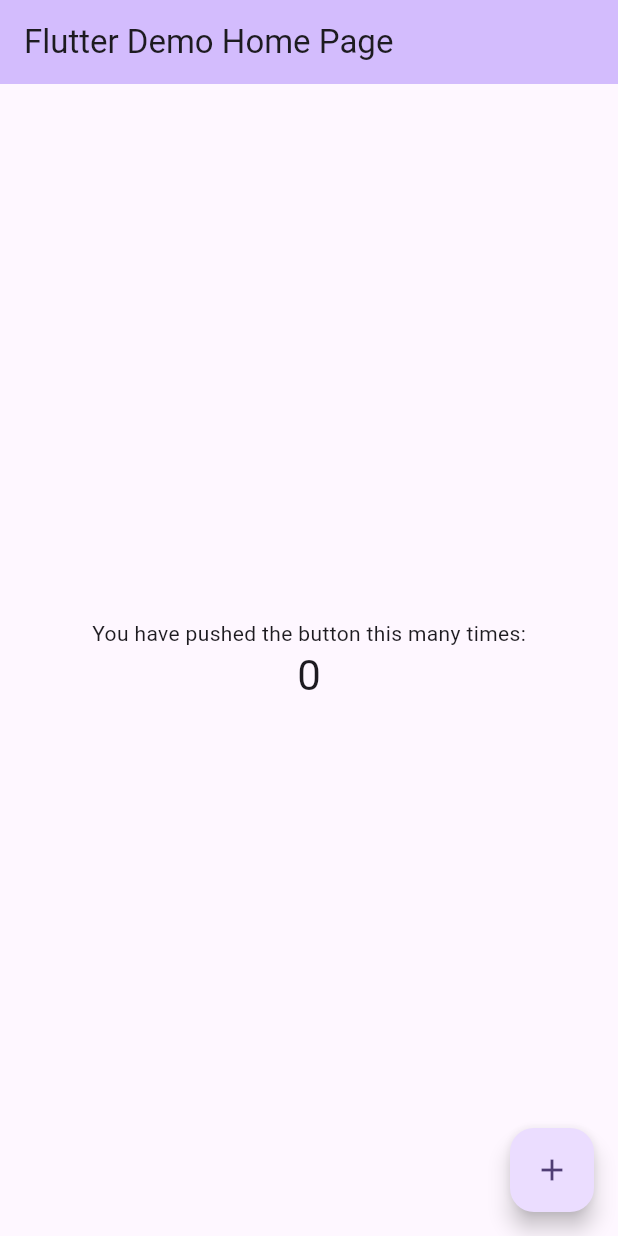
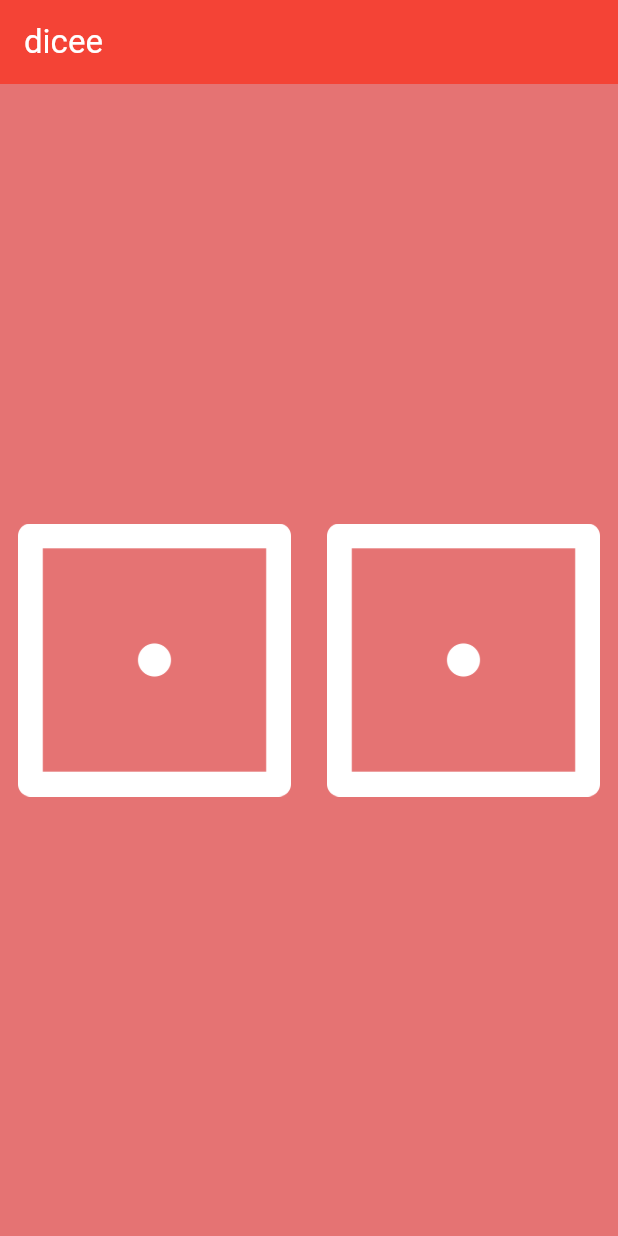
Before and after one commit to Tshobohwa/flutter, a Flutter app: the screen it shows after launch, on a phone screen of 412 x 824 dp. Run offline on Flutter 3.47's test engine with Material 3 defaults, Android fonts, the phone set to English and light mode, and no system bars.

Commit message:
Finish dicee app

```diff
--- a/dicee/lib/main.dart
+++ b/dicee/lib/main.dart
@@ -1,125 +1,66 @@
+import 'dart:math';
+
 import 'package:flutter/material.dart';
 
 void main() {
-  runApp(const MyApp());
+  runApp(
+    MaterialApp(
+      home: Scaffold(
+        appBar: AppBar(
+          title: const Text(
+            'dicee',
+            style: TextStyle(color: Colors.white),
+          ),
+          backgroundColor: Colors.red,
+          shadowColor: Colors.black,
+        ),
+        body: const DicePage(),
+        backgroundColor: Colors.red.shade300,
+      ),
+    ),
+  );
 }
 
-class MyApp extends StatelessWidget {
-  const MyApp({super.key});
+class DicePage extends StatefulWidget {
+  const DicePage({super.key});
 
-  // This widget is the root of your application.
+  @override
+  State<DicePage> createState() => _DicePageState();
+}
+
+class _DicePageState extends State<DicePage> {
+  int leftDiceNumber = 1;
+  int rightDiceNumber = 1;
   @override
   Widget build(BuildContext context) {
-    return MaterialApp(
-      title: 'Flutter Demo',
-      theme: ThemeData(
-        // This is the theme of your application.
-        //
-        // TRY THIS: Try running your application with "flutter run". You'll see
-        // the application has a purple toolbar. Then, without quitting the app,
-        // try changing the seedColor in the colorScheme below to Colors.green
-        // and then invoke "hot reload" (save your changes or press the "hot
-        // reload" button in a Flutter-supported IDE, or press "r" if you used
-        // the command line to start the app).
-        //
-        // Notice that the counter didn't reset back to zero; the application
-        // state is not lost during the reload. To reset the state, use hot
-        // restart instead.
-        //
-        // This works for code too, not just values: Most code changes can be
-        // tested with just a hot reload.
-        colorScheme: ColorScheme.fromSeed(seedColor: Colors.deepPurple),
-        useMaterial3: true,
+    return Center(
+      child: Row(
+        children: <Widget>[
+          Expanded(
+            child: TextButton(
+              onPressed: () {
+                setState(() {
+                  leftDiceNumber = Random().nextInt(6) + 1;
+                });
+              },
+              child: Image(
+                image: AssetImage('assets/images/dice$leftDiceNumber.png'),
+              ),
+            ),
+          ),
+          Expanded(
+              child: TextButton(
+            onPressed: () {
+              setState(() {
+                rightDiceNumber = Random().nextInt(6) + 1;
+              });
+            },
+            child: Image(
+              image: AssetImage('assets/images/dice$rightDiceNumber.png'),
+            ),
+          ))
+        ],
       ),
-      home: const MyHomePage(title: 'Flutter Demo Home Page'),
     );
   }
 }
-
-class MyHomePage extends StatefulWidget {
-  const MyHomePage({super.key, required this.title});
-
-  // This widget is the home page of your application. It is stateful, meaning
-  // that it has a State object (defined below) that contains fields that affect
-  // how it looks.
-
-  // This class is the configuration for the state. It holds the values (in this
-  // case the title) provided by the parent (in this case the App widget) and
-  // used by the build method of the State. Fields in a Widget subclass are
-  // always marked "final".
-
-  final String title;
-
-  @override
-  State<MyHomePage> createState() => _MyHomePageState();
-}
-
-class _MyHomePageState extends State<MyHomePage> {
-  int _counter = 0;
-
-  void _incrementCounter() {
-    setState(() {
-      // This call to setState tells the Flutter framework that something has
-      // changed in this State, which causes it to rerun the build method below
-      // so that the display can reflect the updated values. If we changed
-      // _counter without calling setState(), then the build method would not be
-      // called again, and so nothing would appear to happen.
-      _counter++;
-    });
-  }
-
-  @override
-  Widget build(BuildContext context) {
-    // This method is rerun every time setState is called, for instance as done
-    // by the _incrementCounter method above.
-    //
-    // The Flutter framework has been optimized to make rerunning build methods
-    // fast, so that you can just rebuild anything that needs updating rather
-    // than having to individually change instances of widgets.
-    return Scaffold(
-      appBar: AppBar(
-        // TRY THIS: Try changing the color here to a specific color (to
-        // Colors.amber, perhaps?) and trigger a hot reload to see the AppBar
-        // change color while the other colors stay the same.
-        backgroundColor: Theme.of(context).colorScheme.inversePrimary,
-        // Here we take the value from the MyHomePage object that was created by
-        // the App.build method, and use it to set our appbar title.
-        title: Text(widget.title),
-      ),
-      body: Center(
-        // Center is a layout widget. It takes a single child and positions it
-        // in the middle of the parent.
-        child: Column(
-          // Column is also a layout widget. It takes a list of children and
-          // arranges them vertically. By default, it sizes itself to fit its
-          // children horizontally, and tries to be as tall as its parent.
-          //
-          // Column has various properties to control how it sizes itself and
-          // how it positions its children. Here we use mainAxisAlignment to
-          // center the children vertically; the main axis here is the vertical
-          // axis because Columns are vertical (the cross axis would be
-          // horizontal).
-          //
-          // TRY THIS: Invoke "debug painting" (choose the "Toggle Debug Paint"
-          // action in the IDE, or press "p" in the console), to see the
-          // wireframe for each widget.
-          mainAxisAlignment: MainAxisAlignment.center,
-          children: <Widget>[
-            const Text(
-              'You have pushed the button this many times:',
-            ),
-            Text(
-              '$_counter',
-              style: Theme.of(context).textTheme.headlineMedium,
-            ),
-          ],
-        ),
-      ),
-      floatingActionButton: FloatingActionButton(
-        onPressed: _incrementCounter,
-        tooltip: 'Increment',
-        child: const Icon(Icons.add),
-      ), // This trailing comma makes auto-formatting nicer for build methods.
-    );
-  }
-}
--- a/dicee/pubspec.yaml
+++ b/dicee/pubspec.yaml
@@ -59,9 +59,8 @@
   uses-material-design: true
 
   # To add assets to your application, add an assets section, like this:
-  # assets:
-  #   - images/a_dot_burr.jpeg
-  #   - images/a_dot_ham.jpeg
+  assets:
+    - assets/images/
 
   # An image asset can refer to one or more resolution-specific "variants", see
   # https://flutter.dev/assets-and-images/#resolution-aware
```
Also changed, not shown: dicee/assets/images/dice1.png (added), dicee/assets/images/dice2.png (added), dicee/assets/images/dice3.png (added), dicee/assets/images/dice4.png (added), dicee/assets/images/dice5.png (added), dicee/assets/images/dice6.png (added).
